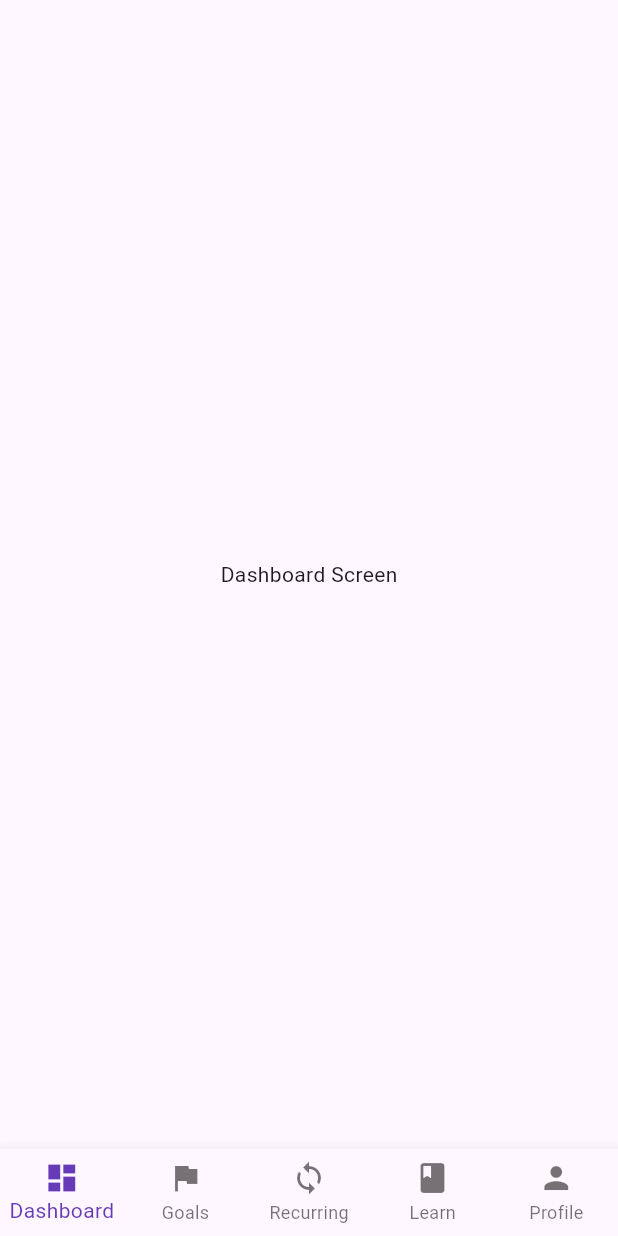
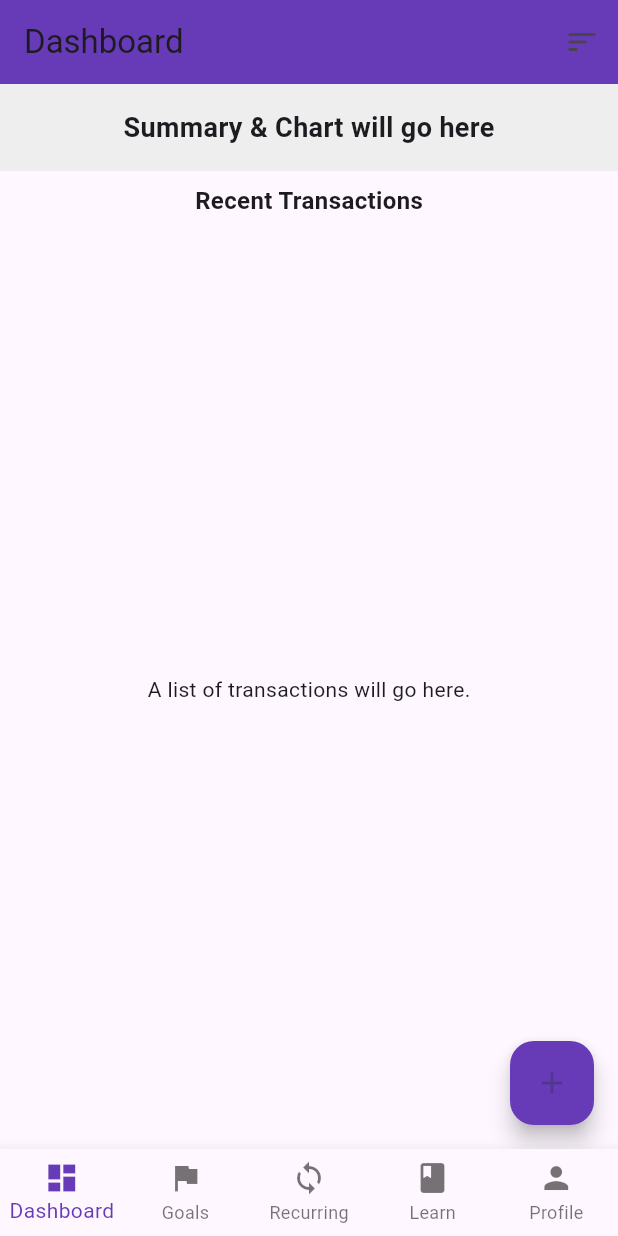
Before and after one commit to chintayanggest/expense_tracker, a Flutter app: the screen it shows after launch, on a phone screen of 412 x 824 dp. Run offline on Flutter 3.47's test engine with Material 3 defaults, Android fonts, the phone set to English and light mode, and no system bars.

Commit message:
testing dashboard

```diff
--- a/lib/models/transaction.dart
+++ b/lib/models/transaction.dart
@@ -0,0 +1,22 @@
+enum TransactionType {
+  expense,
+  income,
+}
+
+class Transaction {
+  final String id;
+  final double amount;
+  final TransactionType type;
+  final String category;
+  final DateTime date;
+  final String? notes;
+
+  Transaction({
+    required this.id,
+    required this.amount,
+    required this.type,
+    required this.category,
+    required this.date,
+    this.notes,
+  });
+}
--- a/lib/screens/dashboard_screen.dart
+++ b/lib/screens/dashboard_screen.dart
@@ -5,9 +5,65 @@ class DashboardScreen extends StatelessWidget {
 
   @override
   Widget build(BuildContext context) {
-    return const Scaffold(
-      body: Center(
-        child: Text('Dashboard Screen'),
+    return Scaffold(
+      // The AppBar is the top bar of the screen
+      appBar: AppBar(
+        title: const Text('Dashboard'),
+        backgroundColor: Colors.deepPurple,
+        actions: [
+          IconButton(
+            icon: const Icon(Icons.sort),
+            onPressed: () {
+              // TODO: Implement sorting/filtering logic
+            },
+          ),
+        ],
+      ),
+
+      // The body of the screen
+      body: Column(
+        children: [
+          // 1. SUMMARY SECTION (Placeholder)
+          Container(
+            padding: const EdgeInsets.all(16.0),
+            color: Colors.grey[200],
+            width: double.infinity,
+            child: const Center(
+              child: Text(
+                'Summary & Chart will go here',
+                style: TextStyle(fontSize: 18, fontWeight: FontWeight.bold),
+              ),
+            ),
+          ),
+
+          // A title for the list
+          const Padding(
+            padding: EdgeInsets.all(8.0),
+            child: Text(
+              'Recent Transactions',
+              style: TextStyle(fontSize: 16, fontWeight: FontWeight.bold),
+            ),
+          ),
+
+          // 2. TRANSACTION LIST (Placeholder)
+          // The Expanded widget makes the list take up all remaining space
+          Expanded(
+            child: Center(
+              child: Text(
+                'A list of transactions will go here.',
+              ),
+            ),
+          ),
+        ],
+      ),
+
+      floatingActionButton: FloatingActionButton(
+        onPressed: () {
+          // TODO: Navigate to the Add Transaction Screen
+          print('FAB Tapped!');
+        },
+        backgroundColor: Colors.deepPurple,
+        child: const Icon(Icons.add),
       ),
     );
   }
```
